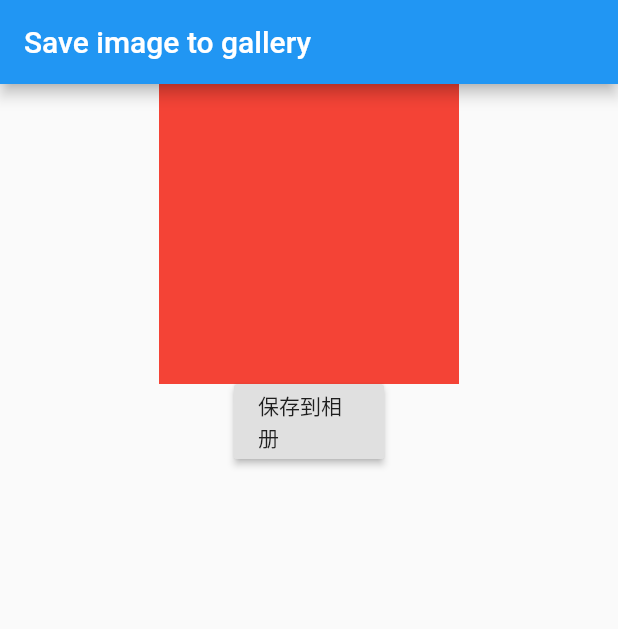
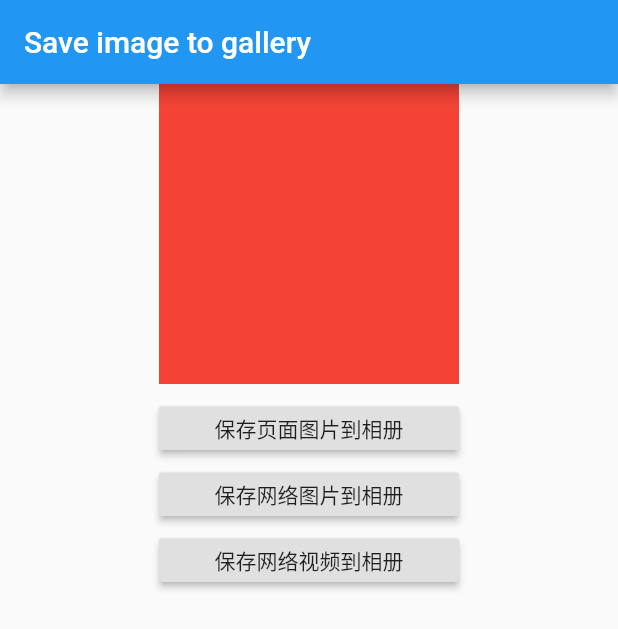
Before and after one commit to hui-z/image_gallery_saver, a Flutter app: the screen it shows after launch, on a phone screen of 412 x 824 dp. Shown: the top 629 px of the screen. Run offline on Flutter 3.47's test engine with Material 2 defaults, Android fonts, the phone set to English and light mode, and no system bars; our stand-ins replace dio, permission_handler.

Commit message:
支持video保存

```diff
--- a/example/lib/main.dart
+++ b/example/lib/main.dart
@@ -1,3 +1,5 @@
+import 'dart:convert';
+import 'dart:io';
 import 'dart:typed_data';
 
 import 'package:flutter/material.dart';
@@ -5,7 +7,8 @@ import 'package:flutter/rendering.dart';
 import 'package:image_gallery_saver/image_gallery_saver.dart';
 
 import 'package:permission_handler/permission_handler.dart';
-
+import 'package:path_provider/path_provider.dart';
+import 'package:dio/dio.dart';
 import 'dart:ui' as ui;
 
 void main() => runApp(MyApp());
@@ -58,24 +61,57 @@ class _MyHomePageState extends State<MyHomePage> {
                 ),
               ),
               Container(
+                padding: EdgeInsets.only(top: 15),
                 child: RaisedButton(
-                  onPressed: _saved,
-                  child: Text("保存到相册"),
+                  onPressed: _saveScreen,
+                  child: Text("保存页面图片到相册"),
                 ),
-                width: 100,
-                height: 50,
-              )
+                width: 200,
+                height: 44,
+              ),
+              Container(
+                padding: EdgeInsets.only(top: 15),
+                child: RaisedButton(
+                  onPressed: _getHttp,
+                  child: Text("保存网络图片到相册"),
+                ),
+                width: 200,
+                height: 44,
+              ),
+              Container(
+                padding: EdgeInsets.only(top: 15),
+                child: RaisedButton(
+                  onPressed: _saveVideo,
+                  child: Text("保存网络视频到相册"),
+                ),
+                width: 200,
+                height: 44,
+              ),
             ],
           ),
         ));
   }
 
-  _saved() async {
+  _saveScreen() async {
     RenderRepaintBoundary boundary =
         _globalKey.currentContext.findRenderObject();
     ui.Image image = await boundary.toImage();
     ByteData byteData = await image.toByteData(format: ui.ImageByteFormat.png);
-    final result = await ImageGallerySaver.save(byteData.buffer.asUint8List());
+    final result = await ImageGallerySaver.saveImage(byteData.buffer.asUint8List());
     print(result);
   }
+
+  _getHttp() async {
+    var response = await Dio().get("https://ss0.baidu.com/94o3dSag_xI4khGko9WTAnF6hhy/image/h%3D300/sign=a62e824376d98d1069d40a31113eb807/838ba61ea8d3fd1fc9c7b6853a4e251f94ca5f46.jpg", options: Options(responseType: ResponseType.bytes));
+    final result = await ImageGallerySaver.saveImage(Uint8List.fromList(response.data));
+    print(result);
+  }
+
+ _saveVideo() async {
+    var appDocDir = await getTemporaryDirectory();
+    String savePath = appDocDir.path + "/temp.mp4";
+    await Dio().download("http://clips.vorwaerts-gmbh.de/big_buck_bunny.mp4", savePath);
+    final result = await ImageGallerySaver.saveFile(savePath);
+    print(result);
+ }
 }
--- a/example/pubspec.yaml
+++ b/example/pubspec.yaml
@@ -7,7 +7,7 @@ description: Demonstrates how to use the image_gallery_saver plugin.
 # Both the version and the builder number may be overridden in flutter
 # build by specifying --build-name and --build-number, respectively.
 # Read more about versioning at semver.org.
-version: 1.0.0+1
+version: 1.2.0+1
 
 environment:
   sdk: ">=2.0.0-dev.68.0 <3.0.0"
@@ -27,6 +27,10 @@ dev_dependencies:
 
   image_gallery_saver:
     path: ../
+
+  path_provider: ^1.2.0
+  dio: ^2.1.13
+
 
 # For information on the generic Dart part of this file, see the
 # following page: https://www.dartlang.org/tools/pub/pubspec
```
Also changed, not shown: 3 other files.
